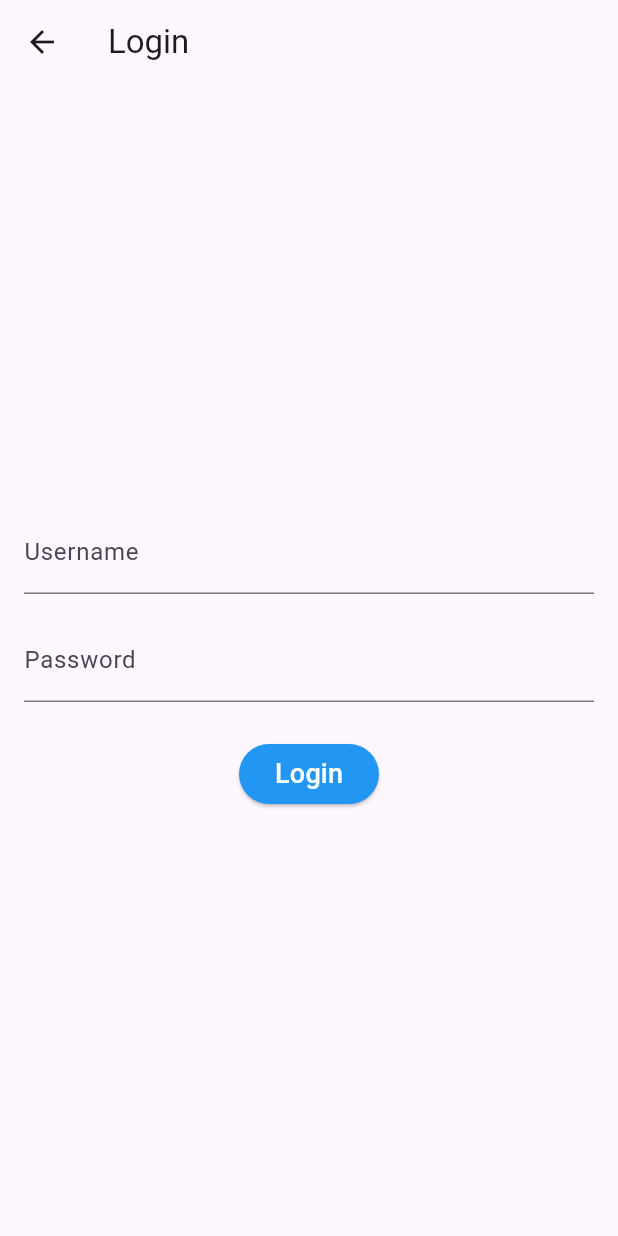
After one commit to RodolfoMRibeiro/QuickRead, a Flutter app: the screen it shows after launch, after a tap on "Blue Button", on a phone screen of 412 x 824 dp. The commit adds this screen. Run offline on Flutter 3.47's test engine with Material 2 defaults, Android fonts, the phone set to English and light mode, and no system bars.

```diff
--- a/lib/features/authentication/view/authentication_screen.dart
+++ b/lib/features/authentication/view/authentication_screen.dart
@@ -1,5 +1,5 @@
 import 'package:flutter/material.dart';
-import 'package:quick_read/features/authentication/view/widgets/welcome_page.dart';
+import 'package:iread/features/authentication/view/widgets/welcome_page.dart';
 
 class AuthenticationScreen extends StatelessWidget {
   const AuthenticationScreen({super.key});
--- /dev/null
+++ b/lib/features/authentication/view/widgets/login_page.dart
@@ -0,0 +1,53 @@
+import 'package:flutter/material.dart';
+
+class LoginPage extends StatelessWidget {
+  const LoginPage({super.key});
+
+  @override
+  Widget build(BuildContext context) {
+    return Scaffold(
+      appBar: AppBar(
+        title: const Text('Login'),
+      ),
+      body: Padding(
+        padding: const EdgeInsets.all(16.0),
+        child: Column(
+          crossAxisAlignment: CrossAxisAlignment.center,
+          mainAxisAlignment: MainAxisAlignment.center,
+          children: [
+            TextFormField(
+              decoration: const InputDecoration(
+                labelText: 'Username',
+              ),
+            ),
+            const SizedBox(height: 16),
+            TextFormField(
+              obscureText: true,
+              decoration: const InputDecoration(
+                labelText: 'Password',
+              ),
+            ),
+            const SizedBox(height: 24),
+            ElevatedButton(
+              onPressed: () {
+                // Add your login logic here
+                // Typically, you would validate user credentials and navigate to the next screen if successful.
+              },
+              style: ElevatedButton.styleFrom(
+                backgroundColor:
+                    Colors.blue, // Set the button's background color
+              ),
+              child: const Text(
+                "Login",
+                style: TextStyle(
+                  fontSize: 18,
+                  color: Colors.white,
+                ),
+              ),
+            ),
+          ],
+        ),
+      ),
+    );
+  }
+}
--- a/lib/features/authentication/view/widgets/welcome_page.dart
+++ b/lib/features/authentication/view/widgets/welcome_page.dart
@@ -1,5 +1,7 @@
 import 'package:flutter/material.dart';
-import 'package:quick_read/core/res/image_res.dart';
+import 'package:iread/core/res/image_res.dart';
+import 'package:iread/common/custom_transitions/slide_up_transition.dart';
+import 'package:iread/features/authentication/view/widgets/login_page.dart';
 
 class WelcomePage extends StatelessWidget {
   const WelcomePage({super.key});
@@ -51,20 +53,26 @@ class WelcomePage extends StatelessWidget {
                           20), // Add some spacing between the texts and the button
                   ElevatedButton(
                     onPressed: () {
-                      // Add your button action here
+                      // Navigate to the second page with custom transition
+                      Navigator.push(
+                        context,
+                        SlideUpPageRoute(
+                          builder: (context) => LoginPage(),
+                        ),
+                      );
                     },
                     style: ElevatedButton.styleFrom(
                       backgroundColor:
                           Colors.blue, // Set the button's background color
                     ),
                     child: const Text(
-                      "Dive In",
+                      "Blue Button",
                       style: TextStyle(
                         fontSize: 18, // Adjust the font size as needed
                         color: Colors.white, // Set the text color
                       ),
                     ),
-                  ),
+                  )
                 ],
               ),
             ),
--- a/lib/main.dart
+++ b/lib/main.dart
@@ -1,5 +1,5 @@
 import 'package:flutter/material.dart';
-import 'package:quick_read/features/authentication/view/authentication_screen.dart';
+import 'package:iread/features/authentication/view/authentication_screen.dart';
 
 void main() {
   runApp(const IReadApp());
--- a/pubspec.yaml
+++ b/pubspec.yaml
@@ -1,4 +1,4 @@
-name: quick_read
+name: iread
 description: A new Flutter project.
 # The following line prevents the package from being accidentally published to
 # pub.dev using `flutter pub publish`. This is preferred for private packages.
```
